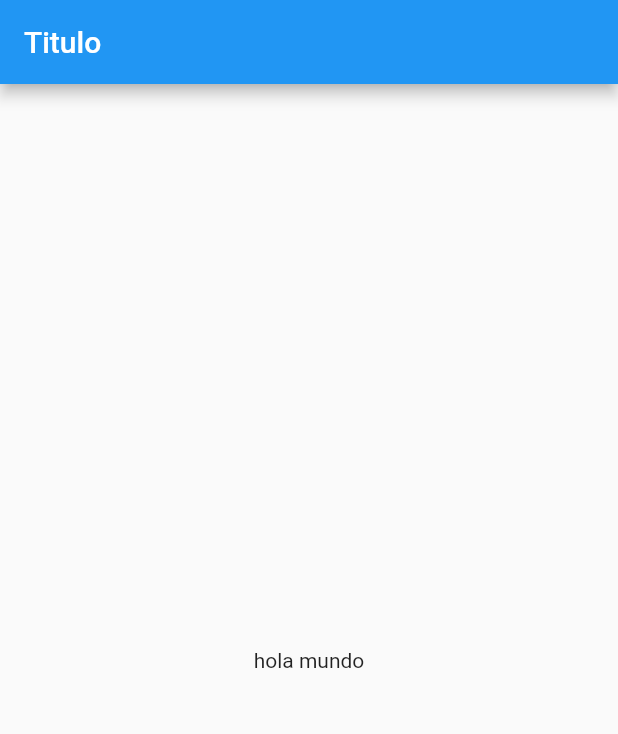
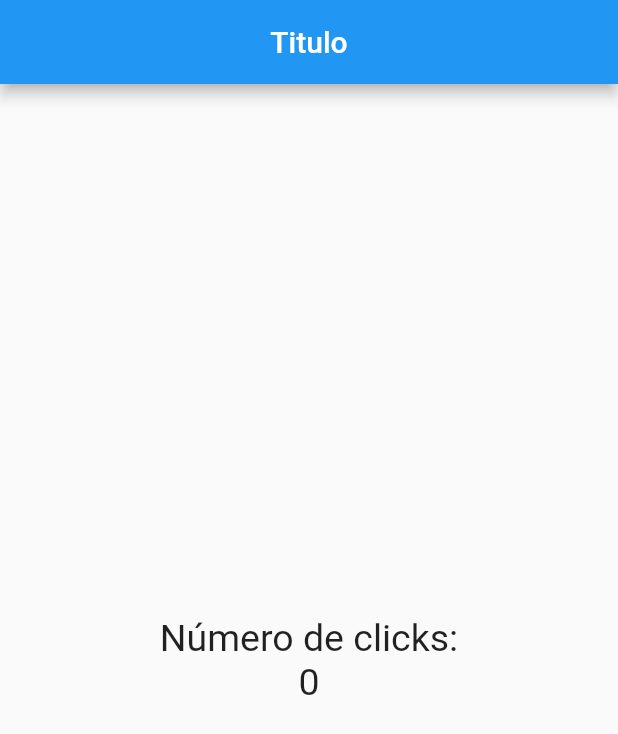
Before and after one commit to josuealmonasi/flutter-and-dart, a Flutter app: the screen it shows after launch, on a phone screen of 412 x 824 dp. Shown: the top 734 px of the screen. Run offline on Flutter 3.47's test engine with Material 2 defaults, Android fonts, the phone set to English and light mode, and no system bars.

Commit message:
Added style

```diff
--- a/flutter_app2/lib/main.dart
+++ b/flutter_app2/lib/main.dart
@@ -1,5 +1,4 @@
 import 'package:flutter/material.dart';
 import 'src/app.dart';
 
-
 void main() => runApp(MyApp());
--- a/flutter_app2/lib/src/app.dart
+++ b/flutter_app2/lib/src/app.dart
@@ -16,7 +16,8 @@ class MyApp extends StatelessWidget {
       //     ),
       //   ),
       // ),
-        home: Center(child: HomePage() ),
-        title: 'Hola mundo',);
+      home: Center(child: HomePage()),
+      title: 'Hola mundo',
+    );
   }
 }
--- a/flutter_app2/lib/src/pages/home_page.dart
+++ b/flutter_app2/lib/src/pages/home_page.dart
@@ -1,16 +1,32 @@
 import 'package:flutter/material.dart';
 
-class HomePage extends StatelessWidget  {
-  const HomePage({Key? key}) : super(key: key);
+class HomePage extends StatelessWidget {
+  HomePage({Key? key}) : super(key: key);
+
+  // Text style
+  final style = new TextStyle(fontSize: 25);
 
   @override
   Widget build(BuildContext context) {
     return Scaffold(
       appBar: AppBar(
-        title:  Text('Titulo'),
+        title: Text('Titulo'),
+        centerTitle: true,
       ),
       body: Center(
-        child: Text('hola mundo'),
+        child: Column(
+          children: <Widget>[
+            Text(
+              'Número de clicks:',
+              style: style,
+            ),
+            Text(
+              '0',
+              style: style,
+            ),
+          ],
+          mainAxisAlignment: MainAxisAlignment.center,
+        ),
       ),
     );
   }
```
Lines whose indentation alone changed are shown as unchanged.
